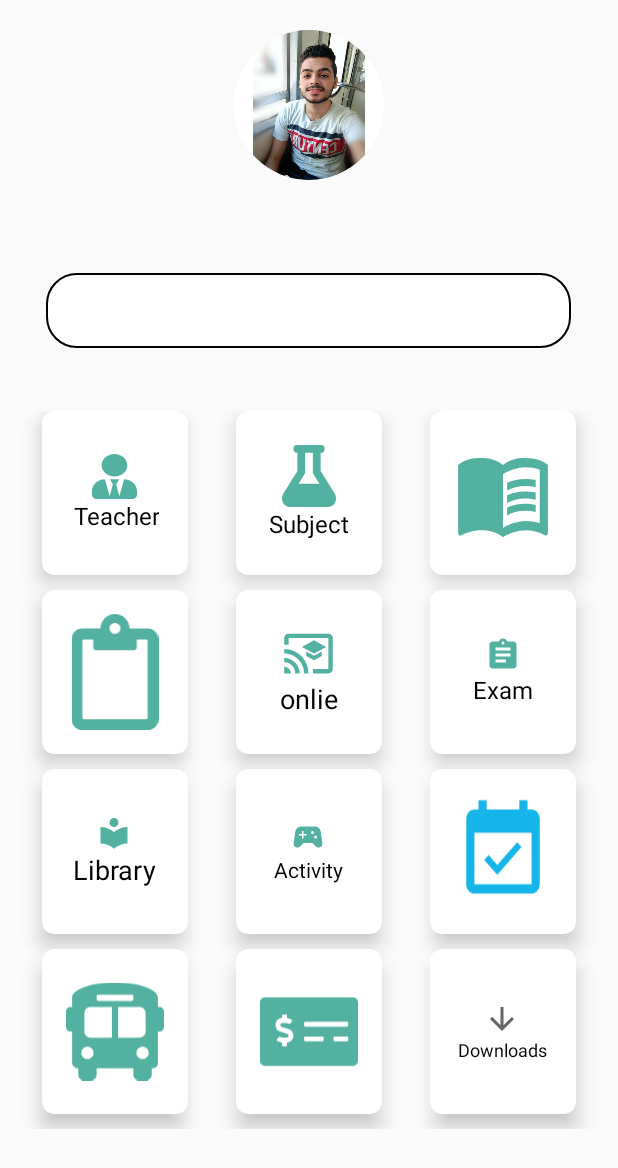
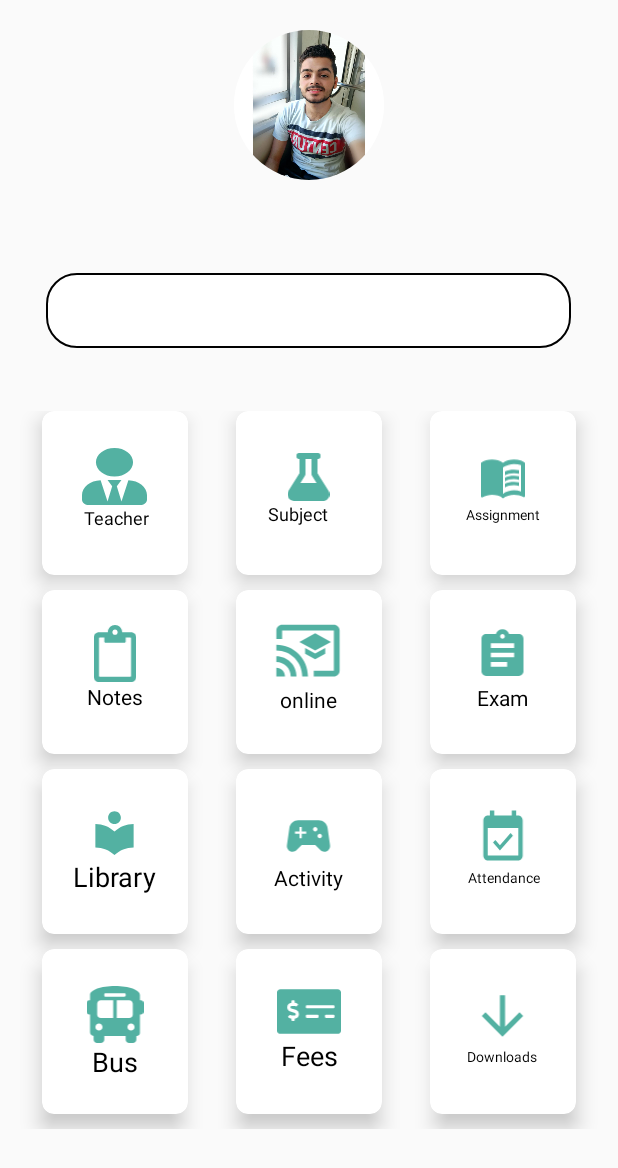
Before and after one commit to AbdElrahman-Rafaat-Amer/School-Day, an Android app: the layout fragment_home.xml on its own in the app's theme, with its tools: preview values and no code run, on a phone screen of 412 x 824 dp. Shown: the top 1168 px of the screen. Run offline under Robolectric (Android 15) with nearby library versions, the phone set to English and light mode, and no system bars.

Commit message:
edit home

```diff
--- a/Andriod/SchoolDay/app/src/main/java/com/example/schoolday/MainActivity.java
+++ b/Andriod/SchoolDay/app/src/main/java/com/example/schoolday/MainActivity.java
@@ -82,7 +82,6 @@ public class MainActivity extends AppCompatActivity  {
                         break;
                     case ID_MESSAGES:
                         getSupportFragmentManager().beginTransaction().replace(R.id.fragment_container,new FragmentMessage()).commit();
-                        currentFragment.setText(R.string.chat);
                         searchImage.setVisibility(View.VISIBLE);
                         break;
                     case ID_TIMETABLE:
--- a/Andriod/SchoolDay/app/src/main/res/drawable/ic_download.xml
+++ b/Andriod/SchoolDay/app/src/main/res/drawable/ic_download.xml
@@ -3,7 +3,7 @@
     android:height="24dp"
     android:viewportWidth="24"
     android:viewportHeight="24"
-    android:tint="?attr/colorControlNormal">
+    >
   <path
       android:fillColor="#53B1A2"
       android:pathData="M20,12l-1.41,-1.41L13,16.17V4h-2v12.17l-5.58,-5.59L4,12l8,8 8,-8z"/>
--- a/Andriod/SchoolDay/app/src/main/res/drawable/ic_timetable.xml
+++ b/Andriod/SchoolDay/app/src/main/res/drawable/ic_timetable.xml
@@ -5,5 +5,5 @@
     android:viewportHeight="24">
   <path
       android:pathData="M16.53,11.06L15.47,10l-4.88,4.88 -2.12,-2.12 -1.06,1.06L10.59,17l5.94,-5.94zM19,3h-1L18,1h-2v2L8,3L8,1L6,1v2L5,3c-1.11,0 -1.99,0.9 -1.99,2L3,19c0,1.1 0.89,2 2,2h14c1.1,0 2,-0.9 2,-2L21,5c0,-1.1 -0.9,-2 -2,-2zM19,19L5,19L5,8h14v11z"
-      android:fillColor="#15B5EA"/>
+      android:fillColor="#53B1A2"/>
 </vector>
--- a/Andriod/SchoolDay/app/src/main/res/layout/fragment_home.xml
+++ b/Andriod/SchoolDay/app/src/main/res/layout/fragment_home.xml
@@ -66,26 +66,28 @@
             app:cardCornerRadius="8dp"
             android:layout_marginBottom="10dp"
             >
+
             <LinearLayout
                 android:layout_width="wrap_content"
-                android:layout_height="wrap_content"
+                android:layout_height="60dp"
                 android:layout_gravity="center_horizontal|center_vertical"
                 android:layout_margin="16dp"
                 android:orientation="vertical">
 
                 <ImageView
-                    android:layout_width="30dp"
-                    android:layout_height="30dp"
+                    android:layout_width="43dp"
+                    android:layout_height="38dp"
                     android:layout_gravity="center_horizontal"
                     android:background="@drawable/ic_teacher"></ImageView>
+
                 <TextView
                     android:layout_width="wrap_content"
                     android:layout_height="wrap_content"
+                    android:paddingStart="2dp"
                     android:text="@string/teacher"
                     android:textAlignment="center"
                     android:textColor="#000000"
-                    android:textSize="16sp"
-                    android:paddingStart="2dp"></TextView>
+                    android:textSize="12sp"></TextView>
             </LinearLayout>
         </androidx.cardview.widget.CardView>
         <!-- colaum 2  -->
@@ -100,18 +102,18 @@
             app:cardCornerRadius="8dp"
             android:layout_marginBottom="10dp"
             >
+
             <LinearLayout
                 android:layout_width="wrap_content"
-                android:layout_height="wrap_content"
+                android:layout_height="53dp"
                 android:layout_gravity="center_horizontal|center_vertical"
                 android:layout_margin="16dp"
                 android:orientation="vertical"
-                android:weightSum="4"
-                >
+                android:weightSum="4">
 
                 <ImageView
-                    android:layout_width="41dp"
-                    android:layout_height="41dp"
+                    android:layout_width="54dp"
+                    android:layout_height="32dp"
                     android:layout_gravity="center_horizontal"
                     android:src="@drawable/ic_subject"></ImageView>
 
@@ -121,8 +123,7 @@
                     android:text="@string/subject"
                     android:textAlignment="center"
                     android:textColor="#000000"
-                    android:textSize="16sp"
-                    ></TextView>
+                    android:textSize="12sp"></TextView>
             </LinearLayout>
         </androidx.cardview.widget.CardView>
         <!-- colaum 3  -->
@@ -137,30 +138,28 @@
             app:cardCornerRadius="8dp"
             android:layout_marginBottom="10dp"
             >
+
             <LinearLayout
                 android:layout_width="wrap_content"
-                android:layout_height="wrap_content"
+                android:layout_height="59dp"
                 android:layout_gravity="center_horizontal|center_vertical"
                 android:layout_margin="16dp"
                 android:orientation="vertical"
-                android:weightSum="4"
-                >
+                android:weightSum="4">
 
                 <ImageView
-                    android:layout_width="wrap_content"
-                    android:layout_height="wrap_content"
+                    android:layout_width="32dp"
+                    android:layout_height="38dp"
                     android:layout_gravity="center_horizontal"
                     android:src="@drawable/ic_assignment"></ImageView>
 
                 <TextView
                     android:layout_width="wrap_content"
                     android:layout_height="wrap_content"
-                    android:layout_weight="1"
                     android:text="@string/assignment"
                     android:textAlignment="center"
                     android:textColor="#000000"
-                    android:textSize="14sp"
-                    ></TextView>
+                    android:textSize="9sp"></TextView>
             </LinearLayout>
         </androidx.cardview.widget.CardView>
         <!-- colaum 4  -->
@@ -175,28 +174,28 @@
             app:cardCornerRadius="8dp"
             android:layout_marginBottom="10dp"
             >
+
             <LinearLayout
                 android:layout_width="wrap_content"
-                android:layout_height="wrap_content"
+                android:layout_height="62dp"
                 android:layout_gravity="center_horizontal|center_vertical"
                 android:layout_margin="16dp"
                 android:orientation="vertical"
-                android:weightSum="4"
-                >
+                android:weightSum="4">
 
                 <ImageView
                     android:layout_width="wrap_content"
-                    android:layout_height="wrap_content"
+                    android:layout_height="38dp"
                     android:layout_gravity="center_horizontal"
                     android:src="@drawable/ic_notes"></ImageView>
+
                 <TextView
-                    android:layout_width="wrap_content"
+                    android:layout_width="match_parent"
                     android:layout_height="wrap_content"
                     android:text="@string/notes"
                     android:textAlignment="center"
                     android:textColor="#000000"
-                    android:textSize="18sp"
-                    ></TextView>
+                    android:textSize="14sp"></TextView>
             </LinearLayout>
         </androidx.cardview.widget.CardView>
 
@@ -215,28 +214,28 @@
             app:cardCornerRadius="8dp"
             android:layout_marginBottom="10dp"
             >
+
             <LinearLayout
-                android:layout_width="wrap_content"
-                android:layout_height="wrap_content"
+                android:layout_width="67dp"
+                android:layout_height="74dp"
                 android:layout_gravity="center_horizontal|center_vertical"
                 android:layout_margin="16dp"
-                android:orientation="vertical"
-
-                >
+                android:orientation="vertical">
 
                 <ImageView
-                    android:layout_width="wrap_content"
-                    android:layout_height="wrap_content"
+                    android:layout_width="53dp"
+                    android:layout_height="46dp"
                     android:layout_gravity="center_horizontal"
                     android:src="@drawable/ic_online"></ImageView>
+
                 <TextView
-                    android:layout_width="wrap_content"
+                    android:layout_width="match_parent"
                     android:layout_height="wrap_content"
                     android:text="@string/online"
                     android:textAlignment="center"
                     android:textColor="#000000"
-                    android:textSize="18sp"
-                    ></TextView>
+                    android:textSize="14sp"></TextView>
+
             </LinearLayout>
         </androidx.cardview.widget.CardView>
         <!-- colaum 2  -->
@@ -251,28 +250,28 @@
             app:cardCornerRadius="8dp"
             android:layout_marginBottom="10dp"
             >
+
             <LinearLayout
-                android:layout_width="wrap_content"
-                android:layout_height="wrap_content"
+                android:layout_width="74dp"
+                android:layout_height="59dp"
                 android:layout_gravity="center_horizontal|center_vertical"
                 android:layout_margin="16dp"
-                android:orientation="vertical"
-                >
+                android:orientation="vertical">
 
                 <ImageView
-                    android:layout_width="wrap_content"
-                    android:layout_height="wrap_content"
+                    android:layout_width="43dp"
+                    android:layout_height="37dp"
                     android:layout_gravity="center_horizontal"
                     android:src="@drawable/ic_exam"></ImageView>
+
                 <TextView
-                    android:layout_width="wrap_content"
+                    android:layout_width="match_parent"
                     android:layout_height="wrap_content"
                     android:layout_weight="1"
                     android:text="@string/exams"
                     android:textAlignment="center"
                     android:textColor="#000000"
-                    android:textSize="16sp"
-                    ></TextView>
+                    android:textSize="14sp"></TextView>
             </LinearLayout>
         </androidx.cardview.widget.CardView>
         <!-- colaum 3  -->
@@ -287,28 +286,28 @@
             app:cardCornerRadius="8dp"
             android:layout_marginBottom="10dp"
             >
+
             <LinearLayout
-                android:layout_width="wrap_content"
-                android:layout_height="wrap_content"
+                android:layout_width="70dp"
+                android:layout_height="59dp"
                 android:layout_gravity="center_horizontal|center_vertical"
                 android:layout_margin="16dp"
                 android:orientation="vertical"
-                android:weightSum="4"
-                >
+                android:weightSum="4">
 
                 <ImageView
-                    android:layout_width="wrap_content"
-                    android:layout_height="wrap_content"
+                    android:layout_width="59dp"
+                    android:layout_height="34dp"
                     android:layout_gravity="center_horizontal"
                     android:src="@drawable/ic_library"></ImageView>
+
                 <TextView
-                    android:layout_width="wrap_content"
+                    android:layout_width="match_parent"
                     android:layout_height="wrap_content"
                     android:text="@string/library"
                     android:textAlignment="center"
                     android:textColor="#000000"
-                    android:textSize="18sp"
-                    ></TextView>
+                    android:textSize="18sp"></TextView>
             </LinearLayout>
         </androidx.cardview.widget.CardView>
         <!-- colaum 4  -->
@@ -323,28 +322,27 @@
             app:cardCornerRadius="8dp"
             android:layout_marginBottom="10dp"
             >
+
             <LinearLayout
-                android:layout_width="wrap_content"
-                android:layout_height="wrap_content"
+                android:layout_width="71dp"
+                android:layout_height="56dp"
                 android:layout_gravity="center_horizontal|center_vertical"
                 android:layout_margin="16dp"
-                android:orientation="vertical"
-                >
+                android:orientation="vertical">
 
                 <ImageView
-                    android:layout_width="wrap_content"
-                    android:layout_height="wrap_content"
+                    android:layout_width="71dp"
+                    android:layout_height="36dp"
                     android:layout_gravity="center_horizontal"
                     android:src="@drawable/ic_activity"></ImageView>
 
                 <TextView
-                    android:layout_width="wrap_content"
+                    android:layout_width="match_parent"
                     android:layout_height="wrap_content"
                     android:text="@string/activity"
                     android:textAlignment="center"
                     android:textColor="#000000"
-                    android:textSize="14sp"
-                    ></TextView>
+                    android:textSize="14sp"></TextView>
             </LinearLayout>
         </androidx.cardview.widget.CardView>
         <!-- row 3  -->
@@ -362,29 +360,28 @@
             app:cardCornerRadius="8dp"
             android:layout_marginBottom="10dp"
             >
+
             <LinearLayout
                 android:layout_width="wrap_content"
-                android:layout_height="wrap_content"
+                android:layout_height="58dp"
                 android:layout_gravity="center_horizontal|center_vertical"
                 android:layout_margin="16dp"
-                android:orientation="vertical"
-                >
+                android:orientation="vertical">
 
                 <ImageView
                     android:layout_width="wrap_content"
-                    android:layout_height="wrap_content"
+                    android:layout_height="40dp"
                     android:layout_gravity="center_horizontal"
                     android:src="@drawable/ic_timetable"></ImageView>
 
                 <TextView
-                    android:layout_width="wrap_content"
+                    android:layout_width="match_parent"
                     android:layout_height="0dp"
                     android:layout_weight="1"
                     android:text="@string/attendance"
                     android:textAlignment="center"
                     android:textColor="#000000"
-                    android:textSize="12sp"
-                    ></TextView>
+                    android:textSize="9sp"></TextView>
             </LinearLayout>
         </androidx.cardview.widget.CardView>
         <!-- colaum 2  -->
@@ -399,27 +396,27 @@
             android:layout_marginBottom="10dp"
             app:cardCornerRadius="8dp"
             >
+
             <LinearLayout
                 android:layout_width="wrap_content"
-                android:layout_height="wrap_content"
+                android:layout_height="60dp"
                 android:layout_gravity="center_horizontal|center_vertical"
                 android:layout_margin="16dp"
-                android:orientation="vertical"
-                >
+                android:orientation="vertical">
+
                 <ImageView
                     android:layout_width="wrap_content"
-                    android:layout_height="wrap_content"
-                    android:src="@drawable/ic_bus"
+                    android:layout_height="38dp"
                     android:layout_gravity="center_horizontal"
-                    ></ImageView>
+                    android:src="@drawable/ic_bus"></ImageView>
+
                 <TextView
-                    android:layout_width="wrap_content"
+                    android:layout_width="match_parent"
                     android:layout_height="wrap_content"
                     android:text="@string/bus"
                     android:textAlignment="center"
                     android:textColor="#000000"
-                    android:textSize="18sp"
-                    ></TextView>
+                    android:textSize="18sp"></TextView>
             </LinearLayout>
         </androidx.cardview.widget.CardView>
 
@@ -435,28 +432,28 @@
             app:cardCornerRadius="8dp"
             android:layout_marginBottom="10dp"
             >
+
             <LinearLayout
                 android:layout_width="wrap_content"
-                android:layout_height="wrap_content"
+                android:layout_height="60dp"
                 android:layout_gravity="center_horizontal|center_vertical"
                 android:layout_margin="16dp"
-                android:weightSum="4"
                 android:orientation="vertical"
-                >
+                android:weightSum="4">
+
                 <ImageView
                     android:layout_width="wrap_content"
-                    android:layout_height="wrap_content"
-                    android:src="@drawable/ic_fees"
+                    android:layout_height="34dp"
                     android:layout_gravity="center_horizontal"
-                    ></ImageView>
+                    android:src="@drawable/ic_fees"></ImageView>
+
                 <TextView
-                    android:layout_width="wrap_content"
+                    android:layout_width="match_parent"
                     android:layout_height="wrap_content"
                     android:text="@string/fees"
                     android:textAlignment="center"
                     android:textColor="#000000"
-                    android:textSize="18sp"
-                    ></TextView>
+                    android:textSize="18sp"></TextView>
             </LinearLayout>
         </androidx.cardview.widget.CardView>
 
@@ -472,28 +469,28 @@
             app:cardCornerRadius="8dp"
             android:layout_marginBottom="10dp"
             >
+
             <LinearLayout
                 android:layout_width="wrap_content"
-                android:layout_height="wrap_content"
+                android:layout_height="61dp"
                 android:layout_gravity="center_horizontal|center_vertical"
                 android:layout_margin="16dp"
                 android:orientation="vertical"
-                android:weightSum="4"
-                >
+                android:weightSum="4">
 
                 <ImageView
-                    android:layout_width="wrap_content"
-                    android:layout_height="wrap_content"
+                    android:layout_width="58dp"
+                    android:layout_height="41dp"
                     android:layout_gravity="center_horizontal"
                     android:src="@drawable/ic_download"></ImageView>
+
                 <TextView
-                    android:layout_width="wrap_content"
+                    android:layout_width="match_parent"
                     android:layout_height="wrap_content"
                     android:text="@string/downloads"
                     android:textAlignment="center"
                     android:textColor="#000000"
-                    android:textSize="12sp"
-                    ></TextView>
+                    android:textSize="9sp"></TextView>
             </LinearLayout>
         </androidx.cardview.widget.CardView>
 
--- a/Andriod/SchoolDay/app/src/main/res/layout/fragment_information.xml
+++ b/Andriod/SchoolDay/app/src/main/res/layout/fragment_information.xml
@@ -5,7 +5,8 @@
     xmlns:tools="http://schemas.android.com/tools"
     android:layout_width="match_parent"
     android:layout_height="match_parent"
-    android:orientation="vertical">
+    android:orientation="vertical"
+    android:layout_marginBottom="70dp">
 
     <!-- this relative layout for toolbar -->
     <RelativeLayout
--- a/Andriod/SchoolDay/app/src/main/res/values/strings.xml
+++ b/Andriod/SchoolDay/app/src/main/res/values/strings.xml
@@ -25,7 +25,7 @@
     <string name="notification">Notification</string>
     <string name="search">Search</string>
     <string name="create_group">Create Group</string>
-    <string name="online">onlie</string>
+    <string name="online">online</string>
     <string name="chat_with_friends">Chat with friends</string>
     <string name="go_back">Go back</string>
 
```
Also changed, not shown: Andriod/SchoolDay/app/src/main/res/layout/fragment_teacher.xml (+65 -6 lines).
